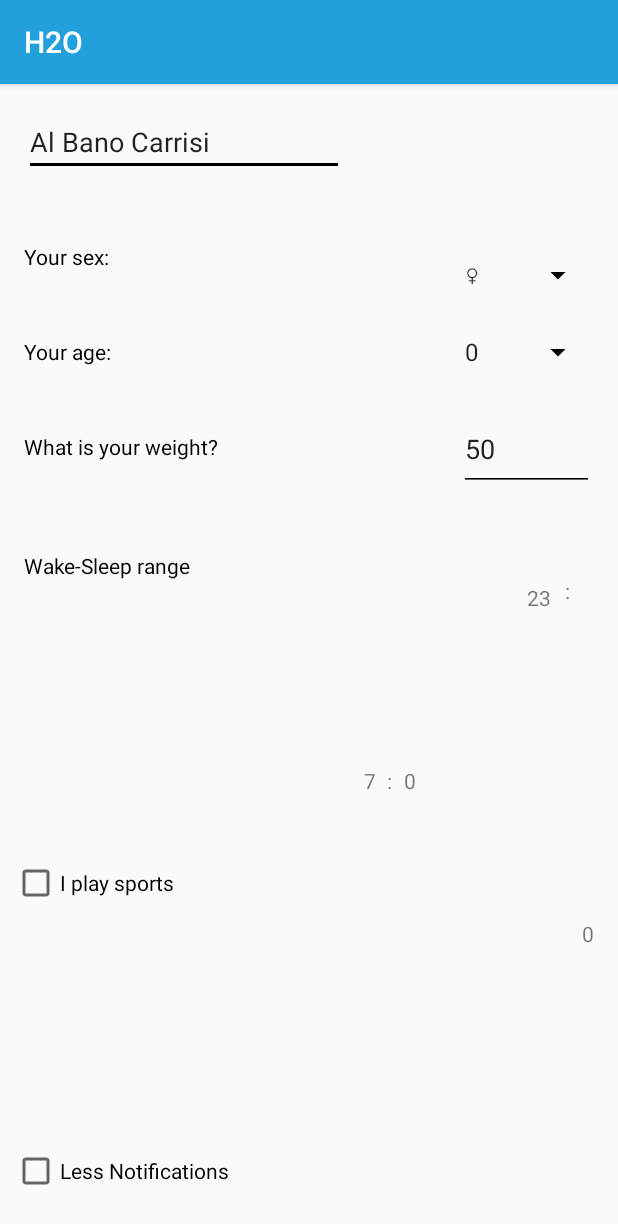
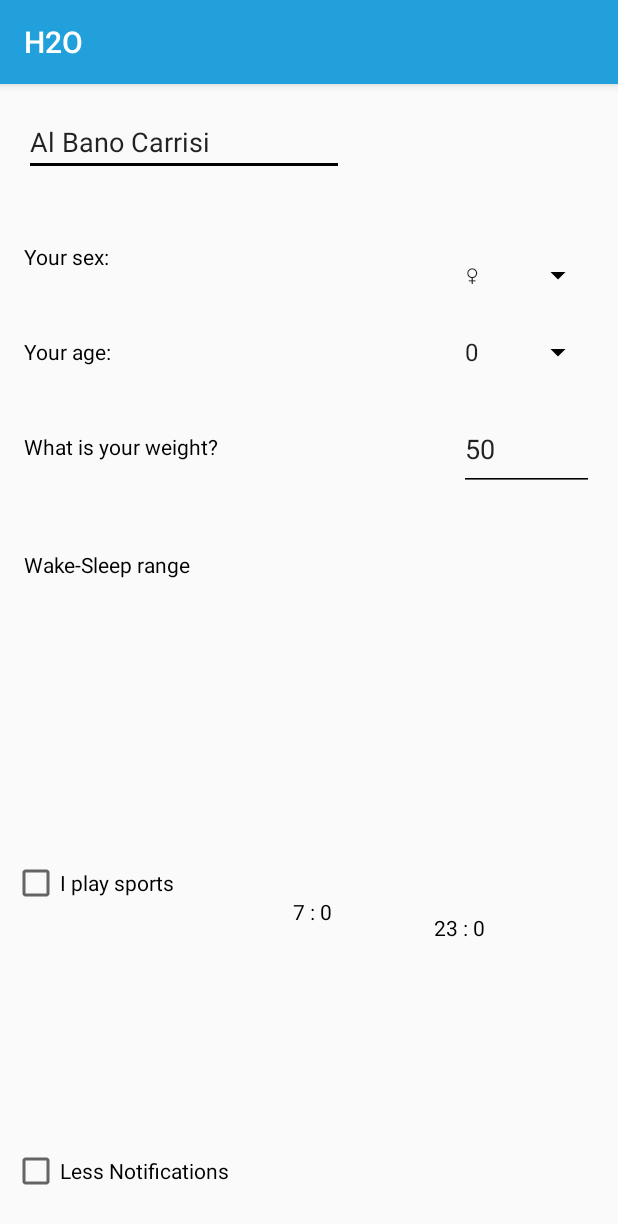
Before and after one commit to francescoFabris/H2Ofunzionante, an Android app: the InputActivity screen opened directly, with no data from a screen before it, on a phone screen of 412 x 824 dp. Shown: the top 1224 px of the screen. Run offline under Robolectric (Android 15) with nearby library versions, the phone set to English and light mode, and no system bars.

Commit message:
modifica timepicker

```diff
--- a/app/src/main/java/it/unipd/dei/esp1617/h2o/InputActivity.java
+++ b/app/src/main/java/it/unipd/dei/esp1617/h2o/InputActivity.java
@@ -3,7 +3,7 @@ package it.unipd.dei.esp1617.h2o;
 //import android.annotation.SuppressLint;
 import android.app.TimePickerDialog;
 import android.content.SharedPreferences;
-import android.icu.util.Calendar;
+import java.util.Calendar;
 import android.os.Build;
 import android.os.Bundle;
 import android.support.annotation.RequiresApi;
@@ -28,6 +28,9 @@ public class InputActivity extends AppCompatActivity
     private boolean toastNameSent,toastWeightSent;
     private boolean modificationsHaveOccurred = false;
 
+    private int hourS = -1, minS = -1, hourW = -1, minW = -1;
+    static final int TIME_DIALOG_ID = 0;
+
     @Override
     protected void onCreate(Bundle savedInstanceState) {
         super.onCreate(savedInstanceState);
@@ -43,10 +46,14 @@ public class InputActivity extends AppCompatActivity
         boolean male = preferences.getBoolean("male_value",false);  //male = true, female = false;
         String name = preferences.getString("name_value", "Al Bano Carrisi");
         int quantity = preferences.getInt("quantity", 0);
-        final int hourW = preferences.getInt("hour_w", 7);
-        final int minW = preferences.getInt("min_w", 0);
-        final int hourS = preferences.getInt("hour_s", 23);
-        final int minS = preferences.getInt("min_s", 0);
+        hourW = preferences.getInt("hour_w", 7);
+        minW = preferences.getInt("min_w", 0);
+        hourS = preferences.getInt("hour_s", 23);
+        minS = preferences.getInt("min_s", 0);
+
+        String wake = preferences.getString("time_wake", hourW+" : "+minW);
+        String sleep = preferences.getString("time_sleep", hourS+" : "+minS);
+
 
 
         //aggancio widget con IDs
@@ -55,10 +62,8 @@ public class InputActivity extends AppCompatActivity
         //EditText spaceSport=(EditText) findViewById(R.id.sport_time);
         Spinner spinnerSex=(Spinner) findViewById(R.id.sex_spinner);
         final Spinner spinnerAge=(Spinner) findViewById(R.id.age_spinner);
-        TextView wakeHour=(TextView) findViewById(R.id.wake_hour);
-        TextView wakeMin=(TextView) findViewById(R.id.wake_min);
-        TextView sleepHour=(TextView) findViewById(R.id.sleep_hour);
-        TextView sleepMin=(TextView) findViewById(R.id.sleep_min);
+        TextView spaceSleep=(TextView) findViewById(R.id.sleep_time);
+        TextView spaceWake=(TextView) findViewById(R.id.wake_time);
         CheckBox checkNot = (CheckBox) findViewById(R.id.less_notifications);
         CheckBox checkSport= (CheckBox) findViewById(R.id.sport_box);
         //CheckBox
@@ -155,48 +160,52 @@ public class InputActivity extends AppCompatActivity
             }
         });
 
+        spaceSleep.setText(sleep);
+        spaceWake.setText(wake);
 
-        wakeHour.setText(Integer.toString(hourW));
-        wakeMin.setText(Integer.toString(minW));
-        sleepHour.setText(Integer.toString(hourS));
-        sleepMin.setText(Integer.toString(minS));
-
-        wakeHour.setOnClickListener(new View.OnClickListener(){
-            @Override
-            public void onClick(View v){
-                showTimeDialogW(v, hourW, minW);
+        spaceSleep.setOnClickListener(new EditText.OnClickListener() {
+            public void onClick(View v) {
+                if (hourS == -1 || minS == -1) {
+                    Calendar c = Calendar.getInstance();
+                    hourS = c.get(Calendar.HOUR);
+                    minS = c.get(Calendar.MINUTE);
+                }
+                showTimeDialogS(hourS, minS);
             }
         });
 
-        wakeMin.setOnClickListener(new View.OnClickListener(){
-            @Override
-            public void onClick(View v){
-                showTimeDialogW(v, hourW, minW);
-            }
-        });
+        spaceWake.setOnClickListener(new EditText.OnClickListener() {
+            public void onClick(View v) {
+                if (hourW == -1 || minW == -1) {
+                    Calendar c = Calendar.getInstance();
+                    hourW = c.get(Calendar.HOUR);
+                    minW = c.get(Calendar.MINUTE);
+                }
 
-        sleepHour.setOnClickListener(new View.OnClickListener(){
-            @Override
-            public void onClick(View v){
-                showTimeDialogS(v, hourS, minS);
-            }
-        });
-
-        sleepMin.setOnClickListener(new View.OnClickListener(){
-            @Override
-            public void onClick(View v){
-                showTimeDialogS(v, hourS, minS);
+                showTimeDialogW(hourW, minW);
             }
         });
 
     }
 
-    private void showTimeDialogW(View v, int hour, int min){
-        (new TimePickerDialog(InputActivity.this, timeSetListenerW, hour,min,true)).show();
+    public void showTimeDialogS(int hour, int min) {
+        (new TimePickerDialog(InputActivity.this, timeSetListenerS, hour, min, true)).show();
     }
 
-    private void showTimeDialogS(View v, int hour, int min){
-        (new TimePickerDialog(InputActivity.this, timeSetListenerS, hour,min,true)).show();
+    private TimePickerDialog.OnTimeSetListener timeSetListenerS = new TimePickerDialog.OnTimeSetListener() {
+        @Override
+        public void onTimeSet(TimePicker view, int hourOfDay, int minute)
+        {
+            int hourS = hourOfDay;
+            int minS = minute;
+            TextView spaceSleep = (TextView) findViewById(R.id.sleep_time);
+            spaceSleep.setText(new StringBuilder().append(hourS).append(" : ").append(minS));
+
+        }
+    };
+
+    private void showTimeDialogW(int hour, int min){
+        (new TimePickerDialog(InputActivity.this, timeSetListenerW, hour,min,true)).show();
     }
 
     private TimePickerDialog.OnTimeSetListener timeSetListenerW = new TimePickerDialog.OnTimeSetListener() {
@@ -205,23 +214,9 @@ public class InputActivity extends AppCompatActivity
         {
             int hourW = hourOfDay;
             int minW = minute;
-            TextView wakeH = (TextView) findViewById(R.id.wake_hour);
-            TextView wakeM = (TextView) findViewById(R.id.wake_min);
-            wakeH.setText(Integer.toString(hourW));
-            wakeM.setText(Integer.toString(minW));
-        }
-    };
+            TextView spaceWake = (TextView) findViewById(R.id.wake_time);
+            spaceWake.setText(new StringBuilder().append(hourW).append(" : ").append(minW));
 
-    private TimePickerDialog.OnTimeSetListener timeSetListenerS = new TimePickerDialog.OnTimeSetListener() {
-        @Override
-        public void onTimeSet(TimePicker view, int hourOfDay, int minute)
-        {
-            int hourW = hourOfDay;
-            int minW = minute;
-            TextView sleepH = (TextView) findViewById(R.id.sleep_hour);
-            TextView sleepM = (TextView) findViewById(R.id.sleep_min);
-            sleepH.setText(Integer.toString(hourW));
-            sleepM.setText(Integer.toString(minW));
         }
     };
 
@@ -249,11 +244,15 @@ public class InputActivity extends AppCompatActivity
         boolean lessnot = checkNoti.isChecked();
         CheckBox checkSport = (CheckBox)findViewById(R.id.sport_box) ;
         boolean sport = checkSport.isChecked();
+        TextView spaceWake=(TextView) findViewById(R.id.wake_time);
+        TextView spaceSleep=(TextView) findViewById(R.id.sleep_time);
+
+        /*
         int hourW = 0+Integer.parseInt(((TextView)findViewById(R.id.wake_hour)).getText().toString());
         int minW = 0+Integer.parseInt(((TextView)findViewById(R.id.wake_min)).getText().toString());
         int hourS = 0+Integer.parseInt(((TextView)findViewById(R.id.sleep_hour)).getText().toString());
         int minS = 0+Integer.parseInt(((TextView)findViewById(R.id.sleep_min)).getText().toString());
-
+        */
 
         //salvataggio dello stato persistente
         editor.putInt("age_value",age);
@@ -262,10 +261,14 @@ public class InputActivity extends AppCompatActivity
         editor.putBoolean("male_value",male);
         editor.putString("name_value",name);
         editor.putBoolean("sport_value",sport);
+
         editor.putInt("hour_w",hourW);
         editor.putInt("min_w",minW);
         editor.putInt("hour_s",hourS);
         editor.putInt("min_s",minS);
+
+        editor.putString("time_wake", spaceWake.getText().toString());
+        editor.putString("time_sleep", spaceSleep.getText().toString());
 
         if(modificationsHaveOccurred){
             editor.putInt("quantity",getQuantity());
--- a/app/src/main/res/layout/activity_input.xml
+++ b/app/src/main/res/layout/activity_input.xml
@@ -120,13 +120,11 @@
         android:layout_marginStart="16dp"
         android:text="@string/time_insert"
         android:textColor="@android:color/black"
-        android:layout_marginTop="60dp"
+        android:layout_marginTop="59dp"
         app:layout_constraintTop_toBottomOf="@+id/weight_field"
         android:layout_marginLeft="16dp"
         app:layout_constraintLeft_toLeftOf="parent"
-        app:layout_constraintRight_toLeftOf="@+id/wake_hour"
-        android:layout_marginRight="8dp"
-        app:layout_constraintHorizontal_bias="0.0"/>
+        />
 
     <CheckBox
         android:id="@+id/less_notifications"
@@ -157,94 +155,35 @@
         app:layout_constraintLeft_toLeftOf="parent"
         app:layout_constraintHorizontal_bias="0.0"/>
 
-
+    <TextView
+        android:id="@+id/wake_time"
+        android:layout_width="78dp"
+        android:layout_height="18dp"
+        android:layout_marginBottom="181dp"
+        android:layout_marginLeft="68dp"
+        android:layout_marginTop="8dp"
+        android:text="Wake Time"
+        android:textColor="@android:color/black"
+        app:layout_constraintBottom_toBottomOf="parent"
+        app:layout_constraintLeft_toRightOf="@+id/wake_field"
+        app:layout_constraintTop_toTopOf="parent"
+        app:layout_constraintVertical_bias="0.953"/>
 
     <TextView
-        android:id="@+id/wake_hour"
-        android:layout_width="wrap_content"
-        android:layout_height="wrap_content"
-        android:text="wH"
-        android:onClick="onClick"
-        android:clickable="true"
-        app:layout_constraintRight_toLeftOf="@+id/twoPoints1"
-        android:layout_marginRight="7dp"
-        app:layout_constraintBottom_toBottomOf="parent"
-        android:layout_marginBottom="8dp"
-        app:layout_constraintTop_toTopOf="parent"
-        android:layout_marginTop="8dp"
-        app:layout_constraintVertical_bias="0.61"/>
-    <TextView
-        android:id="@+id/wake_min"
-        android:layout_width="wrap_content"
-        android:layout_height="wrap_content"
-        android:text="wM"
-        android:onClick="onClick"
-        android:clickable="true"
-        app:layout_constraintLeft_toRightOf="@+id/twoPoints1"
-        android:layout_marginLeft="8dp"
-        app:layout_constraintRight_toLeftOf="@+id/sleep_hour"
-        android:layout_marginRight="8dp"
-        app:layout_constraintHorizontal_bias="0.0"
-        app:layout_constraintBottom_toBottomOf="parent"
-        android:layout_marginBottom="8dp"
-        app:layout_constraintTop_toTopOf="parent"
-        android:layout_marginTop="8dp"
-        app:layout_constraintVertical_bias="0.61"/>
-
-    <TextView
-        android:id="@+id/twoPoints1"
-        android:layout_width="wrap_content"
-        android:layout_height="wrap_content"
-        android:text=":"
-        app:layout_constraintBottom_toBottomOf="parent"
-        android:layout_marginBottom="8dp"
-        app:layout_constraintTop_toTopOf="parent"
-        android:layout_marginTop="8dp"
-        app:layout_constraintVertical_bias="0.61"
-        android:layout_marginLeft="258dp"
-        app:layout_constraintLeft_toLeftOf="parent"/>
-
-    <TextView
-        android:id="@+id/sleep_hour"
-        android:layout_width="wrap_content"
-        android:layout_height="wrap_content"
-        android:text="sH"
-        android:onClick="onClick"
-        android:clickable="true"
-        app:layout_constraintRight_toLeftOf="@+id/twoPoints2"
-        android:layout_marginRight="9dp"
-        android:layout_marginTop="8dp"
-        app:layout_constraintTop_toBottomOf="@+id/weight"
-        app:layout_constraintBottom_toBottomOf="parent"
-        android:layout_marginBottom="8dp"
-        app:layout_constraintVertical_bias="0.115"/>
-    <TextView
-        android:id="@+id/sleep_min"
-        android:layout_width="wrap_content"
-        android:layout_height="wrap_content"
-        android:text="sM"
-        android:onClick="onClick"
-        android:clickable="true"
-        android:layout_marginRight="16dp"
-        app:layout_constraintRight_toRightOf="parent"
-        app:layout_constraintBottom_toBottomOf="parent"
-        android:layout_marginBottom="192dp"
-        android:layout_marginTop="8dp"
-        app:layout_constraintTop_toBottomOf="@+id/weight"
-        app:layout_constraintVertical_bias="1.0"/>
-
-    <TextView
-        android:id="@+id/twoPoints2"
-        android:layout_width="wrap_content"
-        android:layout_height="wrap_content"
-        android:text=":"
-        app:layout_constraintRight_toLeftOf="@+id/sleep_min"
+        android:id="@+id/sleep_time"
+        android:layout_width="75dp"
+        android:layout_height="19dp"
+        android:layout_marginBottom="194dp"
+        android:layout_marginLeft="16dp"
         android:layout_marginRight="8dp"
         android:layout_marginTop="8dp"
-        app:layout_constraintTop_toBottomOf="@+id/weight"
+        android:text="Sleep Time"
+        android:textColor="@android:color/black"
         app:layout_constraintBottom_toBottomOf="parent"
-        android:layout_marginBottom="8dp"
-        app:layout_constraintVertical_bias="0.105"/>
-
+        app:layout_constraintHorizontal_bias="0.0"
+        app:layout_constraintLeft_toRightOf="@+id/wake_time"
+        app:layout_constraintRight_toRightOf="parent"
+        app:layout_constraintTop_toTopOf="parent"
+        app:layout_constraintVertical_bias="0.996"/>
 
 </android.support.constraint.ConstraintLayout>
```
